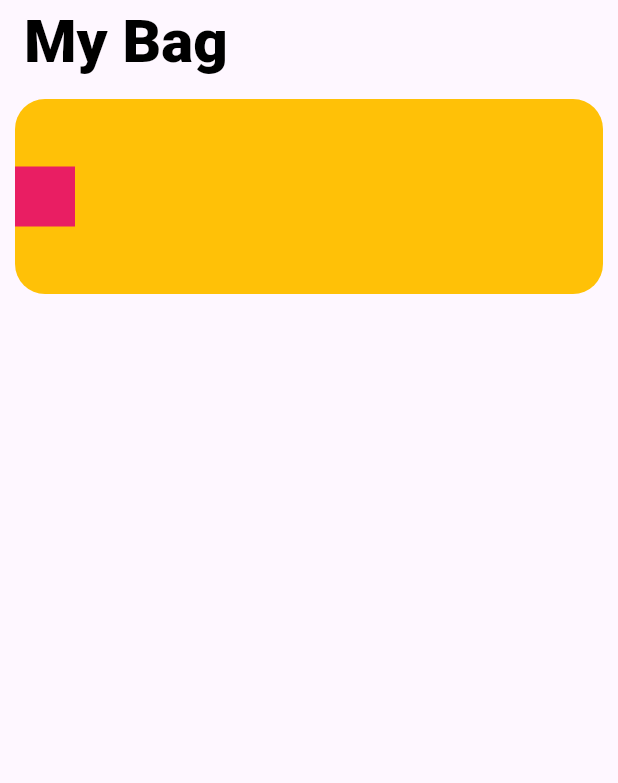
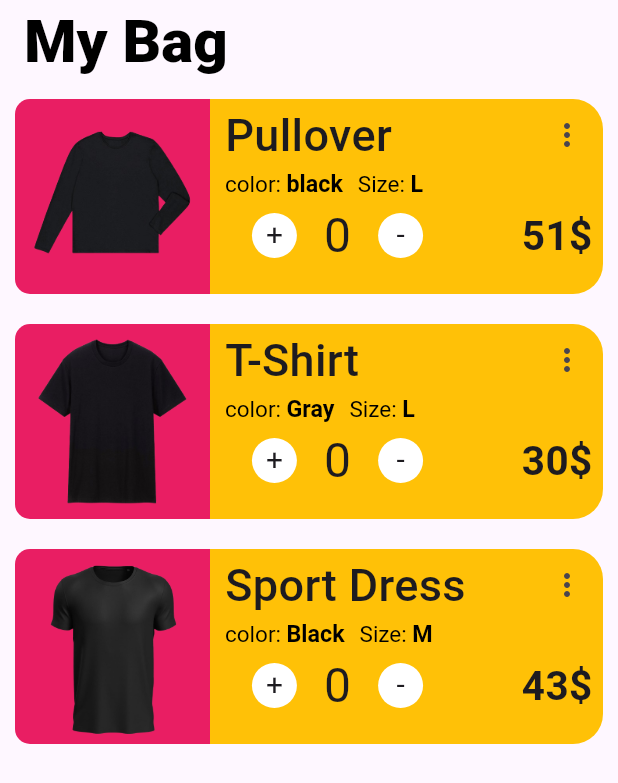
Before and after one commit to Sadman-123/Ostad-Flutter, a Flutter app: the screen it shows after launch, on a phone screen of 412 x 824 dp. Shown: the top 783 px of the screen. Run offline on Flutter 3.47's test engine with Material 3 defaults, Android fonts, the phone set to English and light mode, and no system bars; our stand-ins replace flutter_svg.

Commit message:
Made Cards!!

```diff
--- /dev/null
+++ b/Assignment-4/assignment4/lib/custom_widgets/shirt_card.dart
@@ -0,0 +1,133 @@
+import 'package:flutter/material.dart';
+Widget Shirt_Card(List<dynamic>arr,int index)
+{
+  return  Container(
+    margin: EdgeInsets.all(10),
+    height: 130,
+    width: double.infinity,
+    decoration: BoxDecoration(
+        borderRadius: BorderRadius.circular(20),
+        color: Colors.amber
+    ),
+    child: Row(
+      children: [
+        Container(
+          height: 130,
+          width: 130,
+          decoration: BoxDecoration(
+              image: DecorationImage(
+                image: AssetImage("${arr[index]['shirt_pic']}"),
+              ),
+              color: Colors.pink,
+              borderRadius: BorderRadius.only(
+                  topLeft: Radius.circular(10),
+                  bottomLeft: Radius.circular(10)
+              )
+          ),
+        ),
+        Expanded(
+          child: Container(
+              margin: EdgeInsets.only(left: 10),
+              child: Column(
+                children: [
+                  Row(
+                    mainAxisAlignment: MainAxisAlignment.spaceBetween,
+                    children: [
+                      Text("${arr[index]['shirt_name']}",style: TextStyle(fontSize: 30,fontWeight: FontWeight.w500),),
+                      IconButton(onPressed: (){}, icon: Icon(Icons.more_vert_outlined))
+                    ],
+                  ),
+                  Row(
+                    children: [
+                      RichText(
+                        text: TextSpan(
+                          children: [
+                            TextSpan(
+                              text: 'color: ',
+                              style: TextStyle(
+                                  color: Colors.black,
+                                  fontSize: 15
+                              ),
+                            ),
+                            TextSpan(
+                              text: '${arr[index]['shirt_color']}',
+                              style: TextStyle(
+                                color: Colors.black,
+                                fontSize: 15.5,
+                                fontWeight: FontWeight.bold, // Bold the text
+                              ),
+                            ),
+                          ],
+                        ),
+                      ),
+                      SizedBox(width: 10,),
+                      RichText(
+                        text: TextSpan(
+                          children: [
+                            TextSpan(
+                              text: 'Size: ',
+                              style: TextStyle(
+                                  color: Colors.black,
+                                  fontSize: 15
+                              ),
+                            ),
+                            TextSpan(
+                              text: '${arr[index]['shirt_size']}',
+                              style: TextStyle(
+                                color: Colors.black,
+                                fontSize: 15.5,
+                                fontWeight: FontWeight.bold, // Bold the text
+                              ),
+                            ),
+                          ],
+                        ),
+                      ),
+                    ],
+                  ),
+                  Row(
+                    mainAxisAlignment: MainAxisAlignment.spaceBetween,
+                    children: [
+                      Container(
+                        child: Row(
+                          mainAxisAlignment: MainAxisAlignment.spaceEvenly,
+                          children: [
+                            Container(
+                              child: Text("+",style: TextStyle(fontSize: 20),),
+                              alignment: Alignment.center,
+                              height: 30,
+                              width: 30,
+                              decoration: BoxDecoration(
+                                  color: Colors.white,
+                                  borderRadius: BorderRadius.circular(50)
+                              ),
+                            ),
+                            Text("0",style: TextStyle(fontSize: 32),),
+                            Container(
+                              child: Text("-",style: TextStyle(fontSize: 20),),
+                              alignment: Alignment.center,
+                              height: 30,
+                              width: 30,
+                              decoration: BoxDecoration(
+                                  color: Colors.white,
+                                  borderRadius: BorderRadius.circular(50)
+                              ),
+                            ),
+                          ],
+                        ),
+                        height: 50,
+                        width: 150,
+                      ),
+                      Container(
+                        margin: EdgeInsets.only(right:7),
+                        child: Text("${arr[index]['shirt_price']}\$",style: TextStyle(fontSize: 27,fontWeight: FontWeight.bold),),
+                      )
+                    ],
+                  )
+                ],
+              )
+          ),
+        )
+      ],
+    ),
+  );
+}
--- a/Assignment-4/assignment4/lib/main.dart
+++ b/Assignment-4/assignment4/lib/main.dart
@@ -1,3 +1,4 @@
+import 'package:assignment4/custom_widgets/shirt_card.dart';
 import 'package:flutter/material.dart';
 void main()
 {
@@ -15,29 +16,40 @@ class Main extends StatelessWidget
 }
 class App extends StatelessWidget
 {
+  var shirt_info=[
+    {
+      "shirt_pic":"assets/pullover.png",
+      "shirt_name":"Pullover",
+      "shirt_color":"black",
+      "shirt_size":"L",
+      "shirt_price":"51"
+    },
+    {
+      "shirt_pic":"assets/tshirt.png",
+      "shirt_name":"T-Shirt",
+      "shirt_color":"Gray",
+      "shirt_size":"L",
+      "shirt_price":"30"
+    },
+    {
+      "shirt_pic":"assets/sport.png",
+      "shirt_name":"Sport Dress",
+      "shirt_color":"Black",
+      "shirt_size":"M",
+      "shirt_price":"43"
+    },
+  ];
   @override
   Widget build(BuildContext context) {
     return Scaffold(
       appBar: AppBar(
         title: Text("My Bag",style: TextStyle(fontSize: 40,fontWeight: FontWeight.w800,color: Colors.black),),
       ),
-      body: Container(
-        margin: EdgeInsets.all(10),
-        height: 130,
-        width: double.infinity,
-        decoration: BoxDecoration(
-          borderRadius: BorderRadius.circular(20),
-          color: Colors.amber
-        ),
-        child: Row(
-          children: [
-            Container(
-              height: 40,
-              width: 40,
-              color: Colors.pink,
-            )
-          ],
-        ),
+      body: ListView.builder(
+        itemCount: shirt_info.length,
+        itemBuilder: (context, index) {
+          return Shirt_Card(shirt_info, index);
+        },
       ),
     );
   }
```
